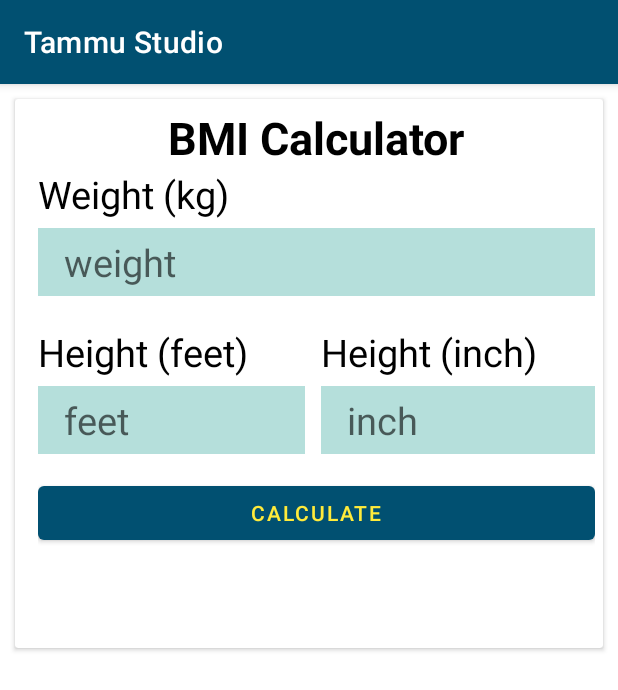
After one commit to tamimchowdhury109/Tammu-Studio, an Android app: the Class207Activity screen opened directly, with no data from a screen before it, on a phone screen of 412 x 824 dp. The commit adds this screen. Shown: the top 690 px of the screen. Run offline under Robolectric (Android 15) with nearby library versions, the phone set to English and light mode, and no system bars.

Commit message:
BMI Done

```diff
--- a/app/src/main/AndroidManifest.xml
+++ b/app/src/main/AndroidManifest.xml
@@ -16,6 +16,9 @@
         android:supportsRtl="true"
         android:theme="@style/Theme.TammuStudio"
         tools:targetApi="31">
+        <activity
+            android:name=".Class207Activity"
+            android:exported="false" />
         <activity
             android:name=".Class204Activity"
             android:exported="false" />
--- /dev/null
+++ b/app/src/main/java/com/devtammu/tammustudio/Class207Activity.java
@@ -0,0 +1,69 @@
+package com.devtammu.tammustudio;
+
+import androidx.appcompat.app.AppCompatActivity;
+
+import android.os.Bundle;
+import android.view.View;
+import android.widget.Button;
+import android.widget.EditText;
+import android.widget.TextView;
+
+public class Class207Activity extends AppCompatActivity {
+
+    EditText edweight,edHeightFeet,edHeightInch;
+    Button showInput;
+    TextView bmiDisplay;
+    String BMIresult,bmiCalculation;
+
+
+    @Override
+    protected void onCreate(Bundle savedInstanceState) {
+        super.onCreate(savedInstanceState);
+        setContentView(R.layout.activity_class207);
+
+        edweight = findViewById(R.id.edweight);
+        edHeightFeet = findViewById(R.id.edHeightFeet);
+        edHeightInch = findViewById(R.id.edHeightInch);
+        showInput = findViewById(R.id.showInput);
+        bmiDisplay = findViewById(R.id.bmiDisplay);
+
+        showInput.setOnClickListener(new View.OnClickListener() {
+            @Override
+            public void onClick(View view) {
+
+                float fweight,fheightfeet,fheightinch,height,bmiindex;
+
+                fweight = Float.parseFloat(edweight.getText().toString());
+                fheightfeet = Float.parseFloat(edHeightFeet.getText().toString());
+                fheightinch = Float.parseFloat(edHeightInch.getText().toString());
+
+
+                height = (float) ((fheightfeet*0.3048)+(fheightinch*0.0254));
+
+                bmiindex = fweight/(height*height);
+
+
+                if(bmiindex < 18.4) {
+                    BMIresult = "Underweight";
+                }else if (bmiindex >= 18.5 && bmiindex <= 24.9){
+                    BMIresult = "Normal";
+                }else if (bmiindex >= 25 && bmiindex <= 39.9){
+                    BMIresult = "Overweight";
+                }else {
+                    BMIresult = "Obese";
+                }
+
+                bmiCalculation = "Your BMI is: "+bmiindex+"\n"+ BMIresult;
+
+                bmiDisplay.setText(bmiCalculation);
+
+
+
+
+
+
+            }
+        });
+
+    }
+}
--- a/app/src/main/java/com/devtammu/tammustudio/MainActivityS2.java
+++ b/app/src/main/java/com/devtammu/tammustudio/MainActivityS2.java
@@ -9,7 +9,7 @@ import android.widget.LinearLayout;
 
 public class MainActivityS2 extends AppCompatActivity {
 
-    LinearLayout cls203,cls204;
+    LinearLayout cls203,cls204,cls207;
 
     @Override
     protected void onCreate(Bundle savedInstanceState) {
@@ -18,6 +18,7 @@ public class MainActivityS2 extends AppCompatActivity {
 
         LinearLayout cls203 = (LinearLayout) findViewById(R.id.cls203);
         LinearLayout cls204 = (LinearLayout) findViewById(R.id.cls204);
+        LinearLayout cls207 = (LinearLayout) findViewById(R.id.cls207);
 
 
         cls203.setOnClickListener(new View.OnClickListener() {
@@ -35,5 +36,13 @@ public class MainActivityS2 extends AppCompatActivity {
                 startActivity(myIntent);
             }
         });
+
+        cls207.setOnClickListener(new View.OnClickListener() {
+            @Override
+            public void onClick(View view) {
+                Intent myIntent = new Intent(MainActivityS2.this, Class207Activity.class);
+                startActivity(myIntent);
+            }
+        });
     }
 }
--- /dev/null
+++ b/app/src/main/res/layout/activity_class207.xml
@@ -0,0 +1,152 @@
+<?xml version="1.0" encoding="utf-8"?>
+<LinearLayout xmlns:android="http://schemas.android.com/apk/res/android"
+    xmlns:app="http://schemas.android.com/apk/res-auto"
+    xmlns:tools="http://schemas.android.com/tools"
+    android:layout_width="match_parent"
+    android:layout_height="match_parent"
+    tools:context=".Class207Activity"
+    android:orientation="vertical">
+
+
+    <androidx.cardview.widget.CardView
+        android:layout_width="match_parent"
+        android:layout_height="wrap_content"
+        android:layout_margin="10dp">
+
+
+        <LinearLayout
+            android:layout_width="match_parent"
+            android:layout_height="wrap_content"
+            android:orientation="vertical"
+            android:layout_margin="5dp"
+            android:paddingLeft="10dp">
+
+            <TextView
+                android:layout_width="wrap_content"
+                android:layout_height="wrap_content"
+                android:text="BMI Calculator"
+                android:textColor="@color/black"
+                android:textSize="30sp"
+                android:textStyle="bold"
+                android:layout_gravity="center"/>
+
+            <TextView
+                android:layout_width="wrap_content"
+                android:layout_height="wrap_content"
+                android:text="Weight (kg\)"
+                android:textColor="@color/black"
+                android:textSize="25sp" />
+
+            <EditText
+                android:id="@+id/edweight"
+                android:layout_marginTop="5dp"
+                android:layout_width="match_parent"
+                android:layout_height="wrap_content"
+                android:text=""
+                android:hint="  weight"
+                android:textSize="25sp"
+                android:paddingTop="5dp"
+                android:paddingBottom="5dp"
+                android:paddingLeft="5dp"
+                android:inputType="textPersonName"
+                android:background="#B5DFDB"/>
+
+            //Height Start//
+
+            <LinearLayout
+                android:layout_width="match_parent"
+                android:layout_height="wrap_content"
+                android:orientation="horizontal"
+                android:layout_marginTop="20dp"
+                android:weightSum="10"
+                >
+
+                <LinearLayout
+                    android:layout_width="wrap_content"
+                    android:layout_height="wrap_content"
+                    android:orientation="vertical"
+                    android:layout_weight="5"
+                    android:layout_marginRight="5dp">
+
+                    <TextView
+                        android:layout_width="wrap_content"
+                        android:layout_height="wrap_content"
+                        android:text="Height (feet)"
+                        android:textColor="@color/black"
+                        android:textSize="25sp" />
+
+                    <EditText
+                        android:id="@+id/edHeightFeet"
+                        android:layout_marginTop="5dp"
+                        android:layout_width="match_parent"
+                        android:layout_height="wrap_content"
+                        android:text=""
+                        android:hint="  feet"
+                        android:textSize="25sp"
+                        android:paddingTop="5dp"
+                        android:paddingBottom="5dp"
+                        android:paddingLeft="5dp"
+                        android:inputType="textPersonName"
+                        android:background="#B5DFDB"/>
+
+                </LinearLayout>
+
+                <LinearLayout
+                    android:layout_width="wrap_content"
+                    android:layout_height="wrap_content"
+                    android:orientation="vertical"
+                    android:layout_weight="5"
+                    android:layout_marginLeft="5dp"
+                    android:gravity="">
+
+                    <TextView
+                        android:layout_width="wrap_content"
+                        android:layout_height="wrap_content"
+                        android:text="Height (inch)"
+                        android:textColor="@color/black"
+                        android:textSize="25sp" />
+
+                    <EditText
+                        android:id="@+id/edHeightInch"
+                        android:layout_marginTop="5dp"
+                        android:layout_width="match_parent"
+                        android:layout_height="wrap_content"
+                        android:text=""
+                        android:hint="  inch"
+                        android:textSize="25sp"
+                        android:paddingTop="5dp"
+                        android:paddingBottom="5dp"
+                        android:paddingLeft="5dp"
+                        android:inputType="textPersonName"
+                        android:background="#B5DFDB"/>
+
+                </LinearLayout>
+
+
+
+
+            </LinearLayout>
+
+            <Button
+                android:id="@+id/showInput"
+                android:layout_marginTop="15dp"
+                android:layout_width="match_parent"
+                android:layout_height="wrap_content"
+                android:text="Calculate"/>
+
+            <TextView
+                android:id="@+id/bmiDisplay"
+                android:layout_width="match_parent"
+                android:layout_height="wrap_content"
+                android:text=""
+                android:textColor="@color/black"
+                android:textSize="30sp"
+                android:layout_marginTop="20dp"/>
+
+        </LinearLayout>
+
+
+    </androidx.cardview.widget.CardView>
+
+
+</LinearLayout>
--- a/app/src/main/res/layout/activity_main_s2.xml
+++ b/app/src/main/res/layout/activity_main_s2.xml
@@ -76,7 +76,7 @@
         </LinearLayout>
 
         <LinearLayout
-            android:id="@+id/WebView"
+            android:id="@+id/cls207"
             android:layout_width="match_parent"
             android:layout_height="wrap_content"
             android:orientation="vertical"
@@ -93,7 +93,7 @@
             <TextView
                 android:layout_width="match_parent"
                 android:layout_height="match_parent"
-                android:text="Class 205"
+                android:text="Class 207"
                 android:textColor="@color/black"
                 android:textSize="18sp"
                 android:textStyle="bold"
```
